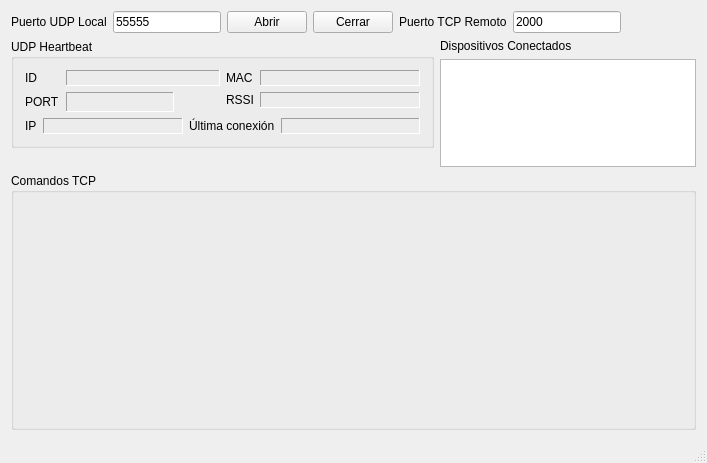
Old version of the form LPCXpresso/Simulador_TCP/Simulador_TCP/mainwindow.ui in the repository mmondani/SmartPlug.
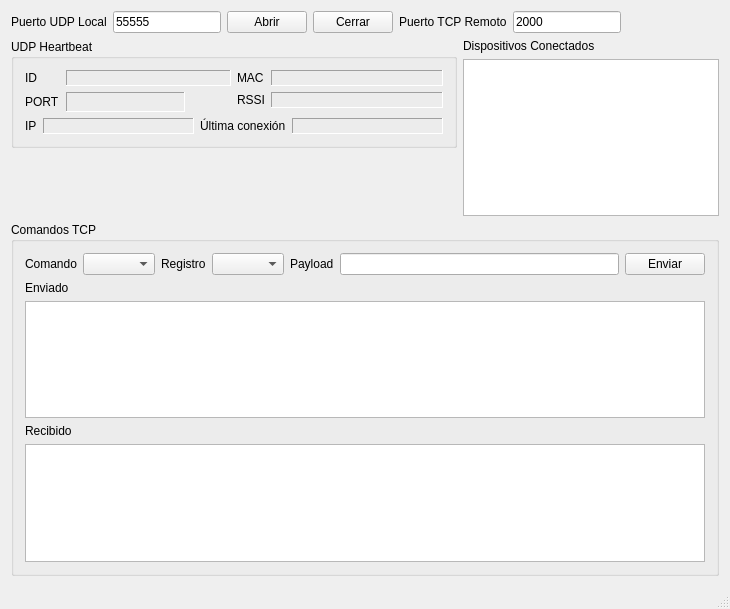
New version of the form.

Commit message: En el simulador, se agregan los controles para envair mensajes TCP. Falta implementar la lógica.

Patch:
```diff
--- a/LPCXpresso/Simulador_TCP/Simulador_TCP/mainwindow.ui
+++ b/LPCXpresso/Simulador_TCP/Simulador_TCP/mainwindow.ui
@@ -6,8 +6,8 @@
    <rect>
     <x>0</x>
     <y>0</y>
-    <width>707</width>
-    <height>463</height>
+    <width>730</width>
+    <height>609</height>
    </rect>
   </property>
   <property name="windowTitle">
@@ -286,6 +286,69 @@
       <property name="title">
        <string>Comandos TCP</string>
       </property>
+      <layout class="QVBoxLayout" name="verticalLayout_5">
+       <item>
+        <layout class="QHBoxLayout" name="horizontalLayout_7">
+         <item>
+          <widget class="QLabel" name="label_10">
+           <property name="text">
+            <string>Comando</string>
+           </property>
+          </widget>
+         </item>
+         <item>
+          <widget class="QComboBox" name="comboCommand"/>
+         </item>
+         <item>
+          <widget class="QLabel" name="label_11">
+           <property name="text">
+            <string>Registro</string>
+           </property>
+          </widget>
+         </item>
+         <item>
+          <widget class="QComboBox" name="comboRegister"/>
+         </item>
+         <item>
+          <widget class="QLabel" name="label_12">
+           <property name="text">
+            <string>Payload</string>
+           </property>
+          </widget>
+         </item>
+         <item>
+          <widget class="QLineEdit" name="linePayload"/>
+         </item>
+         <item>
+          <widget class="QPushButton" name="pushSend">
+           <property name="text">
+            <string>Enviar</string>
+           </property>
+          </widget>
+         </item>
+        </layout>
+       </item>
+       <item>
+        <widget class="QLabel" name="label_13">
+         <property name="text">
+          <string>Enviado</string>
+         </property>
+        </widget>
+       </item>
+       <item>
+        <widget class="QTextEdit" name="textSend"/>
+       </item>
+       <item>
+        <widget class="QLabel" name="label_14">
+         <property name="text">
+          <string>Recibido</string>
+         </property>
+        </widget>
+       </item>
+       <item>
+        <widget class="QTextEdit" name="textReceived"/>
+       </item>
+      </layout>
      </widget>
     </item>
    </layout>
```
Left out of the diff: 4 changed lines with no effect on the pictures. The commit also changes 2 other files.
